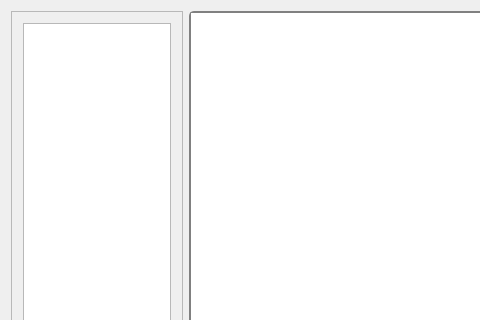
First picture: the form in trunk/qt-frontend/QtQuatschEditor/forms/qtquatscheditor.ui, repository phresnel/picogen, before the edit; both pictures show x 0 to 480 and y 0 to 320 of the 797 by 691 pixel window.
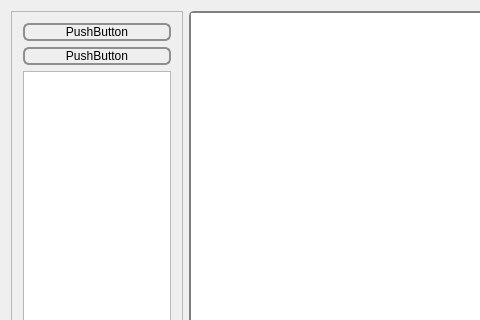
Second picture: the form after the edit. Icons and pictures are not drawn.

What changed in the file:
```diff
--- a/trunk/qt-frontend/QtQuatschEditor/forms/qtquatscheditor.ui
+++ b/trunk/qt-frontend/QtQuatschEditor/forms/qtquatscheditor.ui
@@ -841,6 +841,20 @@
        </rect>
       </property>
       <layout class="QVBoxLayout" name="verticalLayout_6">
+       <item>
+        <widget class="QPushButton" name="pushButton">
+         <property name="text">
+          <string>PushButton</string>
+         </property>
+        </widget>
+       </item>
+       <item>
+        <widget class="QPushButton" name="pushButton_2">
+         <property name="text">
+          <string>PushButton</string>
+         </property>
+        </widget>
+       </item>
        <item>
         <widget class="QTreeWidget" name="nodeTypesTreeWidget">
          <property name="sizePolicy">
```
Left out of the diff: 10 changed lines with no effect on the pictures.
